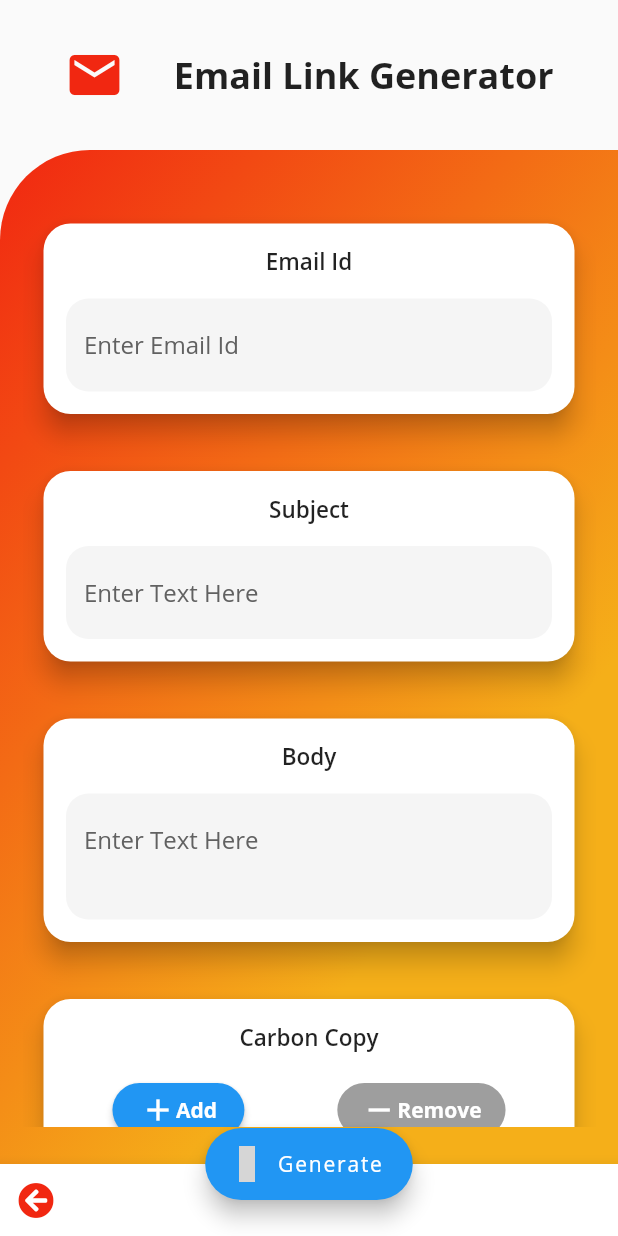
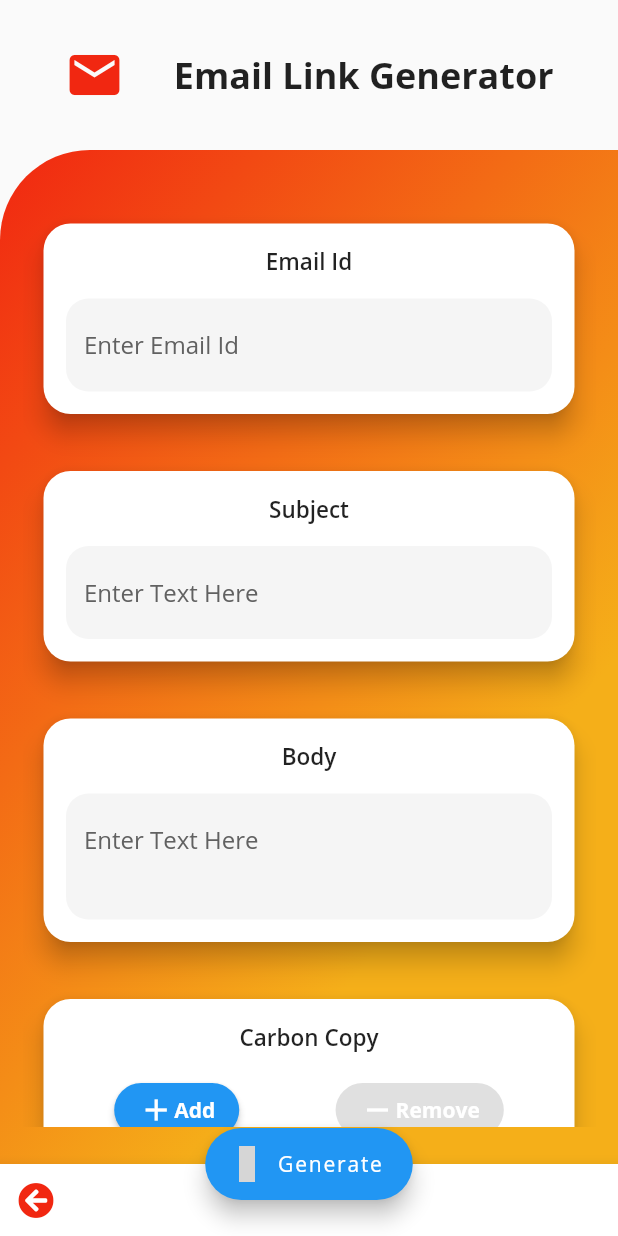
Before and after one commit to shashankgupta3891/SocialLinkGenerator, a Flutter app: the EmailLinkScreen screen opened by its route, on a phone screen of 412 x 824 dp. Run offline on Flutter 3.47's test engine with Material 2 defaults, Android fonts, the phone set to English and light mode, and no system bars; our stand-ins replace country_code_picker, font_awesome_flutter, hive, hive_flutter, md2_tab_indicator, share; missing offline and left inert: clipboard, flat_icons_flutter; accounts and stored records are empty; grey boxes are pictures that could not be loaded.

Commit message:
Flutter Migrate

```diff
--- a/lib/components/multiEmailCard.dart
+++ b/lib/components/multiEmailCard.dart
@@ -1,4 +1,5 @@
 import 'package:flutter/material.dart';
+
 import 'file:///C:/Users/shash/OneDrive/Desktop/flutterProjects/SocialLinkGenerator/lib/utilities/constant.dart';
 
 import '../utilities/validation.dart';
@@ -51,10 +52,12 @@ class _MultiEmailCardState extends State<MultiEmailCard> {
             ),
             Row(
               children: [
-                RaisedButton(
-                  shape: RoundedRectangleBorder(
-                      borderRadius: BorderRadius.circular(20)),
-                  color: Colors.blue,
+                ElevatedButton(
+                  style: ElevatedButton.styleFrom(
+                    shape: RoundedRectangleBorder(
+                        borderRadius: BorderRadius.circular(20)),
+                    foregroundColor: Colors.blue,
+                  ),
                   child: Row(
                     mainAxisAlignment: MainAxisAlignment.center,
                     children: [
@@ -78,10 +81,13 @@ class _MultiEmailCardState extends State<MultiEmailCard> {
                     setState(() {});
                   },
                 ),
-                RaisedButton(
-                  shape: RoundedRectangleBorder(
-                      borderRadius: BorderRadius.circular(20)),
-                  color: Colors.red,
+                ElevatedButton(
+                  style: ElevatedButton.styleFrom(
+                    shape: RoundedRectangleBorder(
+                      borderRadius: BorderRadius.circular(20),
+                    ),
+                    foregroundColor: Colors.red,
+                  ),
                   child: Row(
                     mainAxisAlignment: MainAxisAlignment.center,
                     children: [
--- a/lib/screens/fbMessengerLinkScreen.dart
+++ b/lib/screens/fbMessengerLinkScreen.dart
@@ -1,9 +1,9 @@
+import 'package:flat_icons_flutter/flat_icons_flutter.dart';
 import 'package:flutter/material.dart';
 import 'package:flutter/services.dart';
-
-import 'package:flat_icons_flutter/flat_icons_flutter.dart';
 import 'package:font_awesome_flutter/font_awesome_flutter.dart';
 import 'package:whatsappshare/components/customButtomSheet.dart';
+
 import 'file:///C:/Users/shash/OneDrive/Desktop/flutterProjects/SocialLinkGenerator/lib/utilities/constant.dart';
 
 class FbMessengerLinkScreen extends StatefulWidget {
@@ -44,7 +44,7 @@ class _FbMessengerLinkScreenState extends State<FbMessengerLinkScreen> {
               CustomBottomSheetType.fbMessenger,
             );
           } else {
-            scaffoldKey.currentState.showSnackBar(
+            ScaffoldMessenger.of(context).showSnackBar(
               SnackBar(
                 // behavior: SnackBarBehavior.floating,
                 content: Text('Wrong Input'),
```
Also changed, not shown: lib/components/customButtomSheet.dart (+21 -16 lines), lib/screens/emailLinkScreen.dart (+4 -6 lines), lib/screens/savedLinksScreen.dart (+24 -17 lines), lib/screens/whatsappLinkScreen.dart (+5 -8 lines).
